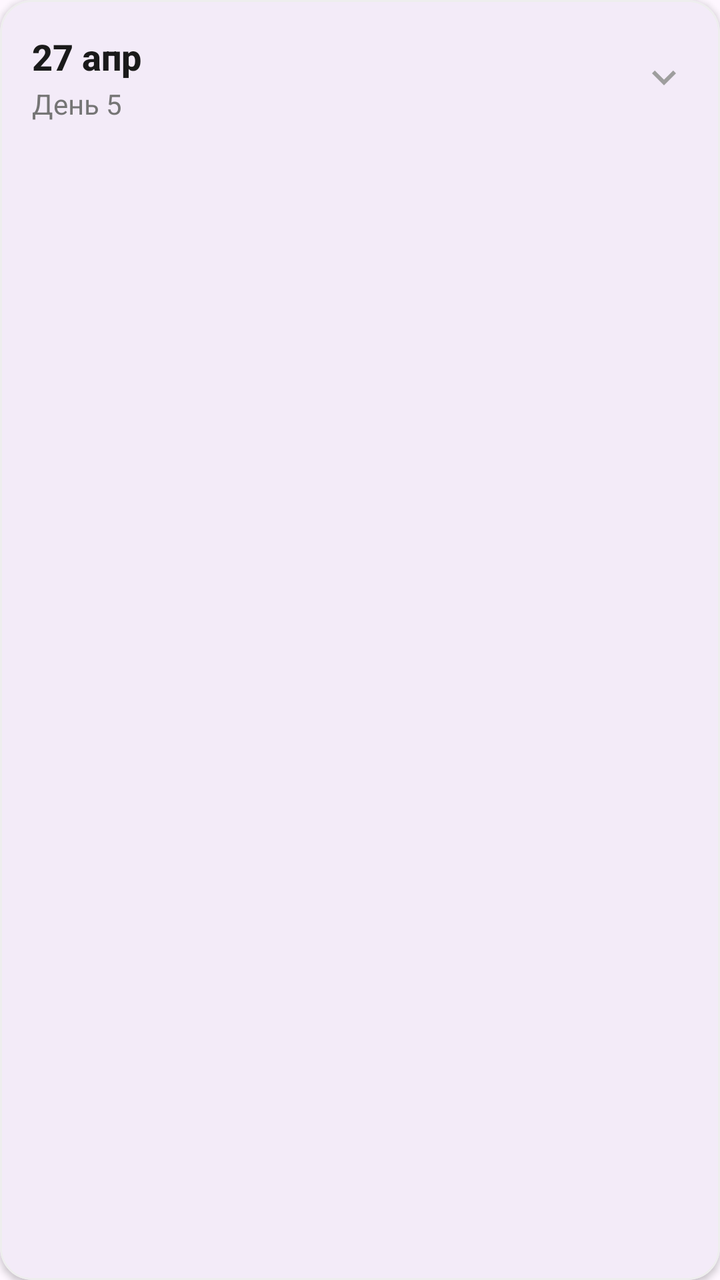
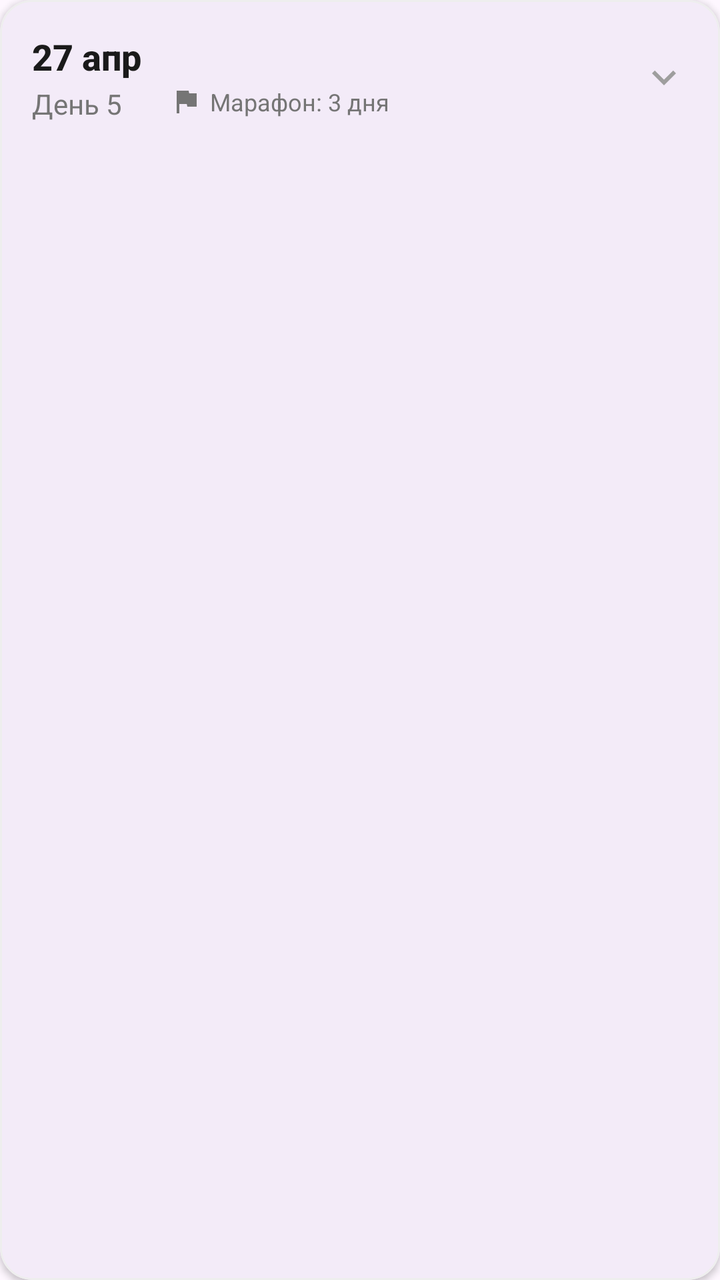

Screens rendered from an Android XML layout before and after an edit, with the pre-edit source and the edit as a unified diff.
<!-- AndroidManifest.xml: application theme Theme.ChallengeTimer -->
<!-- res/layout/item_note.xml -->
<?xml version="1.0" encoding="utf-8"?>
<com.google.android.material.card.MaterialCardView xmlns:android="http://schemas.android.com/apk/res/android"
    xmlns:app="http://schemas.android.com/apk/res-auto"
    android:id="@+id/noteCard"
    android:layout_width="match_parent"
    android:layout_height="wrap_content"
    android:layout_marginHorizontal="8dp"
    android:layout_marginVertical="6dp"
    android:checkable="true"
    android:clickable="true"
    android:focusable="true"
    app:cardCornerRadius="16dp"
    app:cardElevation="2dp"
    app:rippleColor="@color/note_ripple_color"
    app:strokeColor="@color/note_stroke_color"
    app:strokeWidth="1dp">

    <LinearLayout
        android:id="@+id/noteRoot"
        android:layout_width="match_parent"
        android:layout_height="wrap_content"
        android:animateLayoutChanges="true"
        android:orientation="vertical"
        android:padding="16dp">

        
        <LinearLayout
            android:layout_width="match_parent"
            android:layout_height="wrap_content"
            android:gravity="center_vertical"
            android:orientation="horizontal">

            <LinearLayout
                android:layout_width="0dp"
                android:layout_height="wrap_content"
                android:layout_weight="1"
                android:orientation="vertical">

                <TextView
                    android:id="@+id/tvDate"
                    android:layout_width="wrap_content"
                    android:layout_height="wrap_content"
                    android:fontFamily="sans-serif-medium"
                    android:text="27 апр"
                    android:textColor="#1A1A1A"
                    android:textSize="18sp"
                    android:textStyle="bold" />

                <TextView
                    android:id="@+id/tvDayNum"
                    android:layout_width="wrap_content"
                    android:layout_height="wrap_content"
                    android:layout_marginTop="2dp"
                    android:text="День 5"
                    android:textColor="#757575"
                    android:textSize="14sp" />
            </LinearLayout>

            
            <ImageView
                android:id="@+id/ivExpand"
                android:layout_width="24dp"
                android:layout_height="24dp"
                android:rotation="0"
                android:src="@drawable/ic_expand_more"
                android:transitionName="expandIcon"
                app:tint="#9E9E9E" />
        </LinearLayout>

        
        <LinearLayout
            android:id="@+id/expandedContent"
            android:layout_width="match_parent"
            android:layout_height="wrap_content"
            android:layout_marginTop="12dp"
            android:orientation="vertical"
            android:visibility="gone">

            <View
                android:layout_width="match_parent"
                android:layout_height="1dp"
                android:layout_marginBottom="12dp"
                android:background="#EEEEEE" />

            
            

            
            <LinearLayout
                android:layout_width="match_parent"
                android:layout_height="wrap_content"
                android:layout_marginBottom="12dp"
                android:orientation="horizontal">

                <TextView
                    android:id="@+id/tvDayOfWeek"
                    android:layout_width="0dp"
                    android:layout_height="wrap_content"
                    android:layout_weight="1"
                    android:drawablePadding="4dp"
                    android:gravity="start"
                    android:text="Вторник"
                    android:textColor="#616161"
                    android:textSize="12sp"
                    app:drawableLeftCompat="@drawable/ic_calendar_small" />

                <TextView
                    android:id="@+id/tvPartOfDay"
                    android:layout_width="0dp"
                    android:layout_height="wrap_content"
                    android:layout_weight="1"
                    android:drawablePadding="4dp"
                    android:gravity="start"
                    android:text="Утро"
                    android:textColor="#616161"
                    android:textSize="12sp"
                    app:drawableLeftCompat="@drawable/ic_sun_small" />
            </LinearLayout>

            
            <LinearLayout
                android:layout_width="match_parent"
                android:layout_height="wrap_content"
                android:layout_marginBottom="12dp"
                android:orientation="vertical">

                <LinearLayout
                    android:layout_width="match_parent"
                    android:layout_height="wrap_content"
                    android:layout_marginBottom="6dp"
                    android:gravity="center_vertical"
                    android:orientation="horizontal">

                    <TextView
                        android:layout_width="0dp"
                        android:layout_height="wrap_content"
                        android:layout_weight="1"
                        android:text="Состояние"
                        android:textColor="#424242"
                        android:textSize="13sp" />

                    <RatingBar
                        android:id="@+id/rbState"
                        style="@style/Widget.AppCompat.RatingBar.Small"
                        android:layout_width="wrap_content"
                        android:layout_height="wrap_content"
                        android:isIndicator="false"
                        android:numStars="5"
                        android:progressTint="@color/state_rating_color"
                        android:stepSize="1" />
                </LinearLayout>

                <LinearLayout
                    android:layout_width="match_parent"
                    android:layout_height="wrap_content"
                    android:gravity="center_vertical"
                    android:orientation="horizontal">

                    <TextView
                        android:layout_width="0dp"
                        android:layout_height="wrap_content"
                        android:layout_weight="1"
                        android:text="Тяга"
                        android:textColor="#424242"
                        android:textSize="13sp" />

                    <RatingBar
                        android:id="@+id/rbWish"
                        style="@style/Widget.AppCompat.RatingBar.Small"
                        android:layout_width="wrap_content"
                        android:layout_height="wrap_content"
                        android:isIndicator="false"
                        android:numStars="5"
                        android:progressTint="@color/wish_rating_color"
                        android:stepSize="1" />
                </LinearLayout>
            </LinearLayout>

            
            <TextView
                android:id="@+id/tvDescription"
                android:layout_width="match_parent"
                android:layout_height="wrap_content"
                android:lineSpacingMultiplier="1.3"
                android:text="Описание заметки..."
                android:textColor="#555555"
                android:textSize="14sp" />
        </LinearLayout>

    </LinearLayout>

</com.google.android.material.card.MaterialCardView>
<!-- resources referenced by this layout -->
<resources>
  <!-- drawable ic_calendar_small (drawable) -->
  <?xml version="1.0" encoding="utf-8"?>
  <vector xmlns:android="http://schemas.android.com/apk/res/android"
      android:width="16dp"
      android:height="16dp"
      android:viewportWidth="24"
      android:viewportHeight="24">
      <path
          android:fillColor="#616161"
          android:pathData="M19,3h-1V1h-2v2H8V1H6v2H5c-1.1,0 -2,0.9 -2,2v14c0,1.1 0.9,2 2,2h14c1.1,0 2,-0.9 2,-2V5c0,-1.1 -0.9,-2 -2,-2zM19,19H5V8h14v11z" />
  </vector>
  <!-- drawable ic_expand_more (drawable) -->
  <?xml version="1.0" encoding="utf-8"?>
  <vector xmlns:android="http://schemas.android.com/apk/res/android"
      android:width="24dp"
      android:height="24dp"
      android:viewportWidth="24"
      android:viewportHeight="24">
      <path
          android:fillColor="#9E9E9E"
          android:pathData="M16.59,8.59L12,13.17 7.41,8.59 6,10l6,6 6,-6z" />
  </vector>
  <!-- drawable ic_sun_small (drawable) -->
  <?xml version="1.0" encoding="utf-8"?>
  <vector xmlns:android="http://schemas.android.com/apk/res/android"
      android:width="16dp"
      android:height="16dp"
      android:viewportWidth="24"
      android:viewportHeight="24">
      <path
          android:fillColor="#FF9800"
          android:pathData="M6.76,4.84l-1.8,-1.79L3.17,4.84l1.79,1.79 1.8,-1.79zM1,13h3v-2H1v2zm10,10h2v-3h-2v3zM4.84,17.24l-1.8,1.79 1.79,1.8 1.8,-1.8 -1.79,-1.79zM20,11v2h3v-2h-3zm-2.76,-6.16L19.03,3.05l-1.79,-1.8 -1.8,1.8 1.8,1.79zM12,6c-3.31,0 -6,2.69 -6,6s2.69,6 6,6 6,-2.69 6,-6 -2.69,-6 -6,-6zm0,10c-2.21,0 -4,-1.79 -4,-4s1.79,-4 4,-4 4,1.79 4,4 -1.79,4 -4,4z" />
  </vector>
  <style name="Theme.ChallengeTimer" parent="Base.Theme.ChallengeTimer">
          <item name="android:statusBarColor">#FFFFFF</item> 
          <item name="android:windowLightStatusBar">true</item> 
      </style>
  <style name="Base.Theme.ChallengeTimer" parent="Theme.Material3.DayNight.NoActionBar">
          
          
      </style>
</resources>

<!-- the commit's change to res/layout/item_note.xml (unified diff, before → after) -->
@@ -6,8 +6,6 @@
     android:layout_height="wrap_content"
     android:layout_marginHorizontal="8dp"
     android:layout_marginVertical="6dp"
-    android:checkable="true"
-    android:clickable="true"
     android:focusable="true"
     app:cardCornerRadius="16dp"
     app:cardElevation="2dp"
@@ -46,14 +44,46 @@
                     android:textSize="18sp"
                     android:textStyle="bold" />
 
-                <TextView
-                    android:id="@+id/tvDayNum"
-                    android:layout_width="wrap_content"
-                    android:layout_height="wrap_content"
-                    android:layout_marginTop="2dp"
-                    android:text="День 5"
-                    android:textColor="#757575"
-                    android:textSize="14sp" />
+                <LinearLayout
+                    android:layout_width="match_parent"
+                    android:layout_height="wrap_content"
+                    android:orientation="horizontal">
+
+                    <TextView
+                        android:id="@+id/tvDayNum"
+                        android:layout_width="wrap_content"
+                        android:layout_height="wrap_content"
+                        android:layout_marginTop="2dp"
+                        android:text="День 5"
+                        android:textColor="#757575"
+                        android:textSize="14sp" />
+
+                    
+                    <LinearLayout
+                        android:layout_width="match_parent"
+                        android:layout_height="wrap_content"
+                        android:layout_gravity="center_vertical"
+                        android:layout_marginStart="24dp"
+                        android:orientation="horizontal">
+
+                        <ImageView
+                            android:layout_width="16dp"
+                            android:layout_height="16dp"
+                            android:src="@drawable/ic_flag"
+                            app:tint="#757575" />
+
+                        <TextView
+                            android:id="@+id/tvMarathon"
+                            android:layout_width="wrap_content"
+                            android:layout_height="wrap_content"
+                            android:layout_marginStart="4dp"
+                            android:text="Марафон: 3 дня"
+                            android:textColor="#757575"
+                            android:textSize="12sp" />
+                    </LinearLayout>
+
+                </LinearLayout>
+
             </LinearLayout>
 
             
@@ -83,9 +113,6 @@
                 android:background="#EEEEEE" />
 
             
-            
-
-            
             <LinearLayout
                 android:layout_width="match_parent"
                 android:layout_height="wrap_content"
@@ -121,6 +148,7 @@
             <LinearLayout
                 android:layout_width="match_parent"
                 android:layout_height="wrap_content"
+                android:layout_marginTop="8dp"
                 android:layout_marginBottom="12dp"
                 android:orientation="vertical">
 
@@ -174,17 +202,26 @@
                         android:progressTint="@color/wish_rating_color"
                         android:stepSize="1" />
                 </LinearLayout>
+
             </LinearLayout>
+
+            <View
+                android:layout_width="match_parent"
+                android:layout_height="1dp"
+                android:layout_marginHorizontal="12dp"
+                android:background="@color/black" />
 
             
             <TextView
                 android:id="@+id/tvDescription"
                 android:layout_width="match_parent"
                 android:layout_height="wrap_content"
+                android:layout_marginTop="8dp"
                 android:lineSpacingMultiplier="1.3"
                 android:text="Описание заметки..."
                 android:textColor="#555555"
                 android:textSize="14sp" />
+
         </LinearLayout>
 
     </LinearLayout>
<!-- resource entries referenced after the edit -->
@@ -1,5 +1,6 @@
 <!-- resources referenced by this layout -->
 <resources>
+  <color name="black">#FF000000</color>
   <!-- drawable ic_calendar_small (drawable) -->
   <?xml version="1.0" encoding="utf-8"?>
   <vector xmlns:android="http://schemas.android.com/apk/res/android"
@@ -22,6 +23,12 @@
           android:fillColor="#9E9E9E"
           android:pathData="M16.59,8.59L12,13.17 7.41,8.59 6,10l6,6 6,-6z" />
   </vector>
+  <!-- drawable ic_flag (drawable) -->
+  <vector xmlns:android="http://schemas.android.com/apk/res/android" android:height="24dp" android:tint="#FFFFFF" android:viewportHeight="24" android:viewportWidth="24" android:width="24dp">
+        
+      <path android:fillColor="@android:color/white" android:pathData="M14.4,6L14,4H5v17h2v-7h5.6l0.4,2h7V6z"/>
+      
+  </vector>
   <!-- drawable ic_sun_small (drawable) -->
   <?xml version="1.0" encoding="utf-8"?>
   <vector xmlns:android="http://schemas.android.com/apk/res/android"
